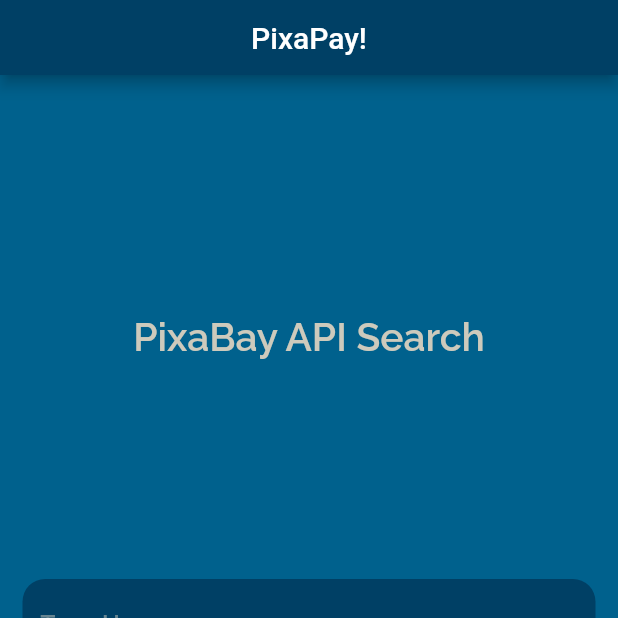
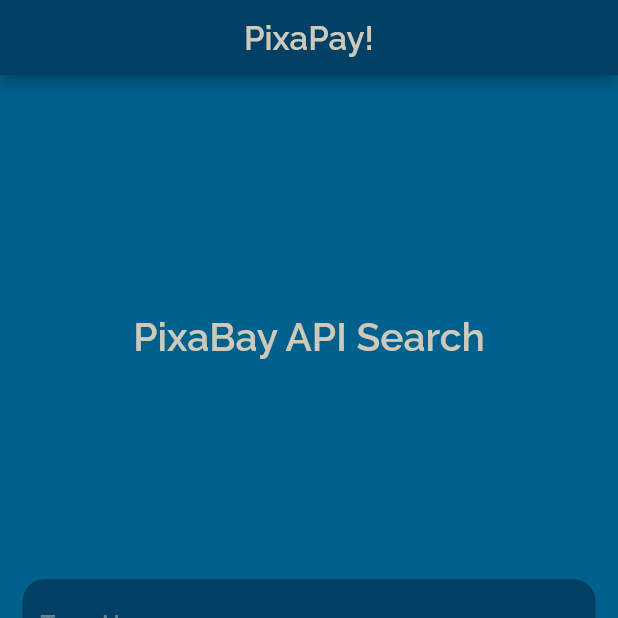
Before and after one commit to JJAHMEDAMER/Photo-Search-Pixabay-App, a Flutter app: the screen it shows after launch, on a phone screen of 412 x 824 dp, the top half of it. Run offline on Flutter 3.47's test engine with Material 2 defaults, Android fonts, the phone set to English and light mode, and no system bars.

Commit message:
change app tittle font

```diff
--- a/lib/pages/search_view.dart
+++ b/lib/pages/search_view.dart
@@ -7,13 +7,18 @@
 
 class SearchView extends StatelessWidget {
   TextEditingController inputText = TextEditingController();
-  SearchView({super.key,});
+  SearchView({
+    super.key,
+  });
 
   @override
   Widget build(BuildContext context) {
     return Scaffold(
       appBar: AppBar(
-        title: Text("PixaPay!"),
+        title: const AppText(
+          text: "PixaPay!",
+          size: 22,
+        ),
         centerTitle: true,
         toolbarHeight: 50,
         backgroundColor: AppColors.darkBlue,
@@ -29,12 +34,13 @@
               text: "PixaBay API Search",
               size: 26,
             ),
-            AppInputField(textController: inputText,),
+            AppInputField(
+              textController: inputText,
+            ),
             AppButton(
               text: "Search",
               size: 18,
               func: () {
-                print(inputText.text);
                 Navigator.of(context).push(
                   MaterialPageRoute(
                     builder: (context) {
```
